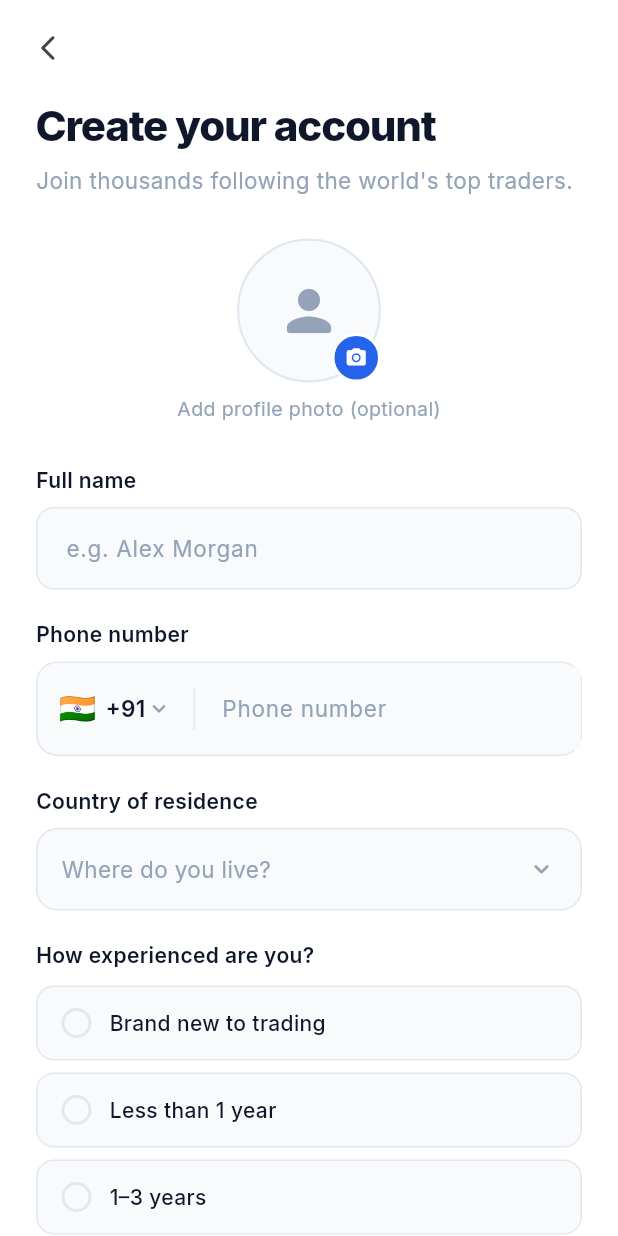
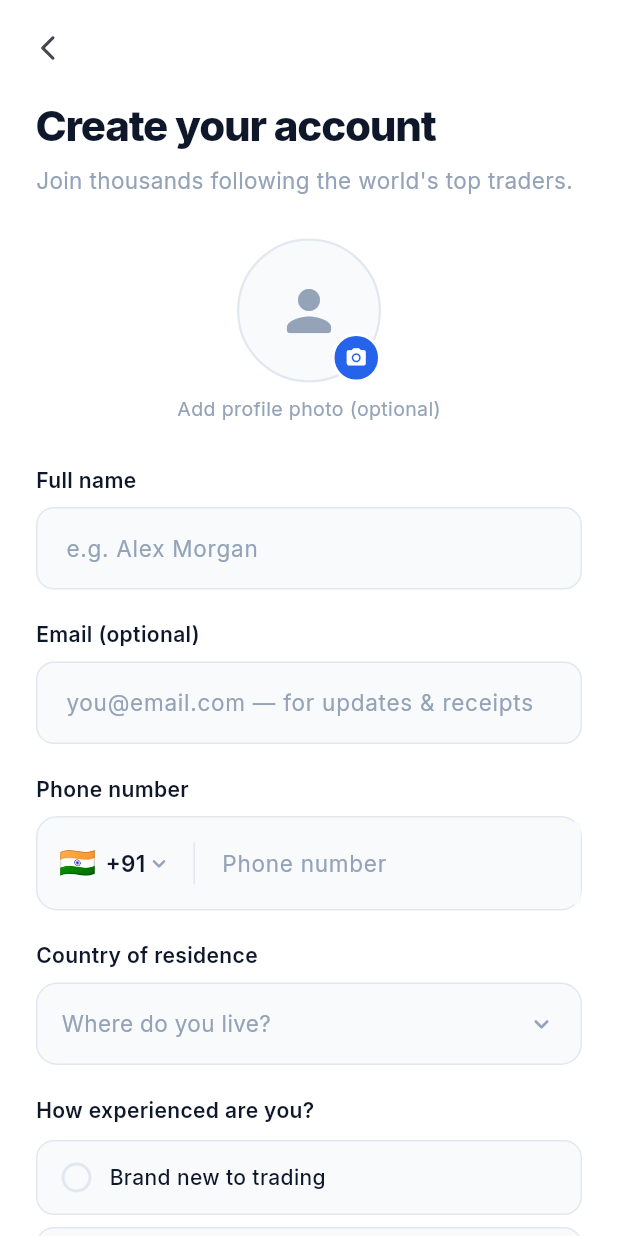
Before and after one commit to shazerlone/tv_license_app, a Flutter app: the FollowerRegisterScreen screen opened directly, on a phone screen of 412 x 824 dp. Run offline on Flutter 3.47's test engine with Material 3 defaults, Android fonts, the phone set to English and light mode, and no system bars; our stand-ins replace firebase_core, firebase_messaging, google_fonts, image_picker, qr_flutter, share_plus and 3 more; missing offline and left inert: dart:html, flutter_webrtc, gal; accounts and stored records are empty; network calls fail.

Commit message:
Registration: email field on follower signup + auto verify
Follower registration now has an optional email field; on signup it registers
with the email and, if provided, sends the code and opens the verify screen over
home. (Creators can add/verify email in Edit Profile; the creator wizard field
can be added similarly if wanted.)

Co-Authored-By: Claude Opus 4.8 <noreply@anthropic.com>
Claude-Session: https://claude.ai/code/session_01KSLhgA3su6KMHBKNL29uhB

```diff
--- a/mobile/lib/screens/follower_register_screen.dart
+++ b/mobile/lib/screens/follower_register_screen.dart
@@ -10,6 +10,7 @@ import '../services/api_client.dart';
 import '../state/session.dart';
 import 'otp_screen.dart';
 import 'home_screen.dart';
+import 'email_verify_screen.dart';
 
 class FollowerRegisterScreen extends StatefulWidget {
   const FollowerRegisterScreen({super.key});
@@ -23,6 +24,7 @@ class _FollowerRegisterScreenState extends State<FollowerRegisterScreen>
   final _formKey = GlobalKey<FormState>();
   final _nameController = TextEditingController();
   final _phoneController = TextEditingController();
+  final _emailController = TextEditingController();
 
   Country _country = countryByIso('IN');
   Country? _residence;
@@ -67,6 +69,7 @@ class _FollowerRegisterScreenState extends State<FollowerRegisterScreen>
     _entryController.dispose();
     _nameController.dispose();
     _phoneController.dispose();
+    _emailController.dispose();
     super.dispose();
   }
 
@@ -91,6 +94,7 @@ class _FollowerRegisterScreenState extends State<FollowerRegisterScreen>
     }
     final phone = '${_country.dialCode} ${_phoneController.text.trim()}';
     final name = _nameController.text.trim();
+    final email = _emailController.text.trim();
     setState(() => _isLoading = true);
 
     // ── Live backend: register returns { token, user } — an immediate session.
@@ -103,14 +107,24 @@ class _FollowerRegisterScreenState extends State<FollowerRegisterScreen>
           experience: _experience,
           interests: _interests.toList(),
           photoUrl: _photoDataUrl,
+          email: email,
         );
         if (!mounted) return;
+        final nav = Navigator.of(context);
         SessionScope.of(context).applyBackendSession(user);
         setState(() => _isLoading = false);
-        Navigator.of(context).pushAndRemoveUntil(
+        nav.pushAndRemoveUntil(
           MaterialPageRoute(builder: (_) => const HomeScreen()),
           (r) => false,
         );
+        // If they gave an email, prompt verification on top of home.
+        if (email.isNotEmpty) {
+          try {
+            final dev = await AuthApi.sendEmailCode();
+            nav.push(MaterialPageRoute(builder: (_) => EmailVerifyScreen(email: email, devCode: dev)));
+          } catch (_) {}
+        }
+        return;
       } on ApiException catch (e) {
         if (!mounted) return;
         setState(() => _isLoading = false);
@@ -201,6 +215,19 @@ class _FollowerRegisterScreenState extends State<FollowerRegisterScreen>
                           style: GoogleFonts.inter(fontSize: 15, color: AppColors.textPrimary),
                           decoration: const InputDecoration(hintText: 'e.g. Alex Morgan'),
                           validator: (v) => (v == null || v.isEmpty) ? 'Enter your name' : null,
+                        ),
+                        const SizedBox(height: 20),
+
+                        _Label('Email (optional)'),
+                        const SizedBox(height: 8),
+                        TextFormField(
+                          controller: _emailController,
+                          keyboardType: TextInputType.emailAddress,
+                          textInputAction: TextInputAction.next,
+                          autocorrect: false,
+                          style: GoogleFonts.inter(fontSize: 15, color: AppColors.textPrimary),
+                          decoration: const InputDecoration(hintText: 'you@email.com — for updates & receipts'),
+                          validator: (v) => (v != null && v.isNotEmpty && !v.contains('@')) ? 'Enter a valid email' : null,
                         ),
                         const SizedBox(height: 20),
 
```
